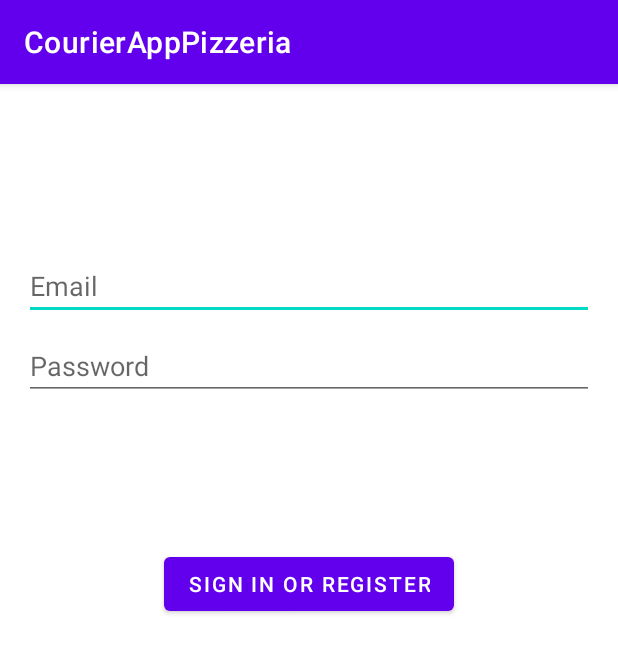
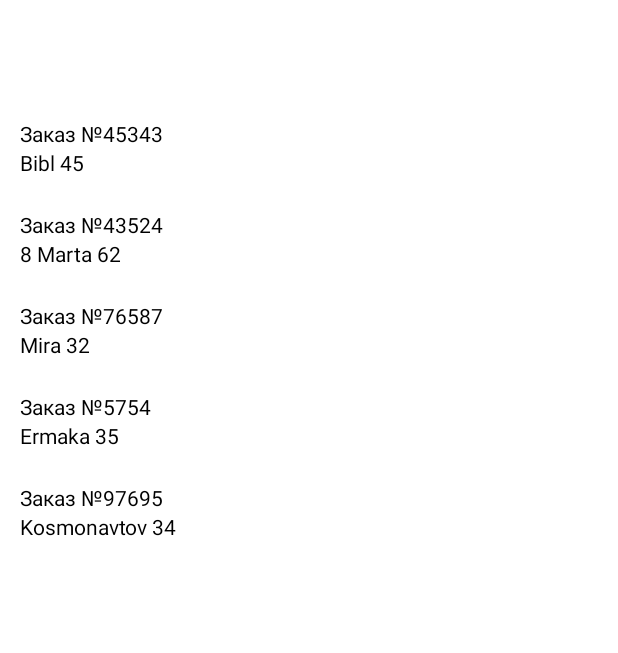
Before and after one commit to PeryCreep/CourierAppPizzeria, an Android app: the screen it shows after launch (LoginActivity before the commit, OrderActivity after it), on a phone screen of 412 x 824 dp. Shown: the top 653 px of the screen. Run offline under Robolectric (Android 15) with nearby library versions, the phone set to English and light mode, and no system bars.

Commit message:
Добавление списка заказов

```diff
--- a/app/src/main/AndroidManifest.xml
+++ b/app/src/main/AndroidManifest.xml
@@ -12,7 +12,7 @@
         android:supportsRtl="true"
         android:theme="@style/Theme.CourierAppPizzeria">
         <activity
-            android:name=".ui.login.LoginActivity"
+            android:name=".ui.orders.OrderActivity"
             android:exported="true"
             android:label="@string/app_name">
             <intent-filter>
--- a/app/src/main/java/com/perycreep/courierapppizzeria/ui/login/LoginActivity.java
+++ b/app/src/main/java/com/perycreep/courierapppizzeria/ui/login/LoginActivity.java
@@ -1,6 +1,7 @@
 package com.perycreep.courierapppizzeria.ui.login;
 
 import android.os.Bundle;
+import android.view.Window;
 import android.widget.Button;
 
 import androidx.appcompat.app.AppCompatActivity;
@@ -16,6 +17,7 @@ public class LoginActivity extends AppCompatActivity {
     @Override
     public void onCreate(Bundle savedInstanceState) {
         super.onCreate(savedInstanceState);
+        supportRequestWindowFeature(Window.FEATURE_NO_TITLE);
 
         binding = ActivityLoginBinding.inflate(getLayoutInflater());
         setContentView(binding.getRoot());
--- /dev/null
+++ b/app/src/main/java/com/perycreep/courierapppizzeria/ui/orders/OrderActivity.java
@@ -0,0 +1,40 @@
+package com.perycreep.courierapppizzeria.ui.orders;
+
+import android.os.Bundle;
+import android.view.Window;
+
+import androidx.annotation.Nullable;
+import androidx.appcompat.app.AppCompatActivity;
+import androidx.recyclerview.widget.LinearLayoutManager;
+import androidx.recyclerview.widget.RecyclerView;
+
+import com.perycreep.courierapppizzeria.R;
+import com.perycreep.courierapppizzeria.databinding.ActivityLoginBinding;
+import com.perycreep.courierapppizzeria.databinding.ActivityOrderBinding;
+
+import java.util.ArrayList;
+import java.util.List;
+
+public class OrderActivity extends AppCompatActivity {
+    private ActivityOrderBinding binding;
+
+    @Override
+    protected void onCreate(@Nullable Bundle savedInstanceState) {
+        super.onCreate(savedInstanceState);
+        supportRequestWindowFeature(Window.FEATURE_NO_TITLE);
+        binding = ActivityOrderBinding.inflate(getLayoutInflater());
+        setContentView(binding.getRoot());
+
+        List<OrderItem> items = new ArrayList<>();
+        items.add(new OrderItem(45343, "Bibl 45"));
+        items.add(new OrderItem(43524, "8 Marta 62"));
+        items.add(new OrderItem(76587, "Mira 32"));
+        items.add(new OrderItem(5754, "Ermaka 35"));
+        items.add(new OrderItem(97695, "Kosmonavtov 34"));
+
+
+        RecyclerView recyclerView = findViewById(R.id.recyclerview);
+        recyclerView.setLayoutManager(new LinearLayoutManager(this));
+        recyclerView.setAdapter(new OrderAdapter(getApplicationContext(),items));
+    }
+}
--- /dev/null
+++ b/app/src/main/java/com/perycreep/courierapppizzeria/ui/orders/OrderAdapter.java
@@ -0,0 +1,42 @@
+package com.perycreep.courierapppizzeria.ui.orders;
+
+import android.content.ClipData;
+import android.content.Context;
+import android.view.LayoutInflater;
+import android.view.ViewGroup;
+
+import androidx.annotation.NonNull;
+import androidx.recyclerview.widget.RecyclerView;
+
+import com.perycreep.courierapppizzeria.R;
+
+import java.util.List;
+
+public class OrderAdapter extends RecyclerView.Adapter<OrderViewHolder> {
+
+    Context context;
+    List<OrderItem> items;
+
+    public OrderAdapter(Context context, List<OrderItem> items) {
+        this.context = context;
+        this.items = items;
+    }
+
+    @NonNull
+    @Override
+    public OrderViewHolder onCreateViewHolder(@NonNull ViewGroup parent, int viewType) {
+        return new OrderViewHolder(LayoutInflater.from(context).inflate(R.layout.item_view,parent,false));
+    }
+
+    @Override
+    public void onBindViewHolder(@NonNull OrderViewHolder holder, int position) {
+        holder.numOrder.setText("Заказ №" + items.get(position).getNumder());
+        holder.addressOrder.setText(items.get(position).getAddress());
+
+    }
+
+    @Override
+    public int getItemCount() {
+        return items.size();
+    }
+}
--- /dev/null
+++ b/app/src/main/java/com/perycreep/courierapppizzeria/ui/orders/OrderItem.java
@@ -0,0 +1,27 @@
+package com.perycreep.courierapppizzeria.ui.orders;
+
+public class OrderItem {
+    int numder;
+    String address;
+
+    public OrderItem(int numder, String address) {
+        this.numder = numder;
+        this.address = address;
+    }
+
+    public int getNumder() {
+        return numder;
+    }
+
+    public void setNumder(int numder) {
+        this.numder = numder;
+    }
+
+    public String getAddress() {
+        return address;
+    }
+
+    public void setAddress(String address) {
+        this.address = address;
+    }
+}
--- /dev/null
+++ b/app/src/main/java/com/perycreep/courierapppizzeria/ui/orders/OrderViewHolder.java
@@ -0,0 +1,21 @@
+package com.perycreep.courierapppizzeria.ui.orders;
+
+import android.view.View;
+import android.widget.TextView;
+
+import androidx.annotation.NonNull;
+import androidx.recyclerview.widget.RecyclerView;
+
+import com.perycreep.courierapppizzeria.R;
+
+public class OrderViewHolder extends RecyclerView.ViewHolder {
+
+    TextView numOrder, addressOrder;
+
+    public OrderViewHolder(@NonNull View itemView) {
+        super(itemView);
+        numOrder = itemView.findViewById(R.id.numOrder);
+        addressOrder = itemView.findViewById(R.id.addressOrder);
+
+    }
+}
--- /dev/null
+++ b/app/src/main/res/layout/activity_order.xml
@@ -0,0 +1,21 @@
+<?xml version="1.0" encoding="utf-8"?>
+<androidx.constraintlayout.widget.ConstraintLayout xmlns:android="http://schemas.android.com/apk/res/android"
+    xmlns:app="http://schemas.android.com/apk/res-auto"
+    xmlns:tools="http://schemas.android.com/tools"
+    android:layout_width="match_parent"
+    android:layout_height="match_parent">
+
+    <androidx.recyclerview.widget.RecyclerView
+        android:layout_width="386dp"
+        android:layout_height="654dp"
+        android:layout_marginStart="16dp"
+        android:layout_marginTop="32dp"
+        android:layout_marginEnd="16dp"
+        android:layout_marginBottom="64dp"
+        app:layout_constraintBottom_toBottomOf="parent"
+        app:layout_constraintEnd_toEndOf="parent"
+        app:layout_constraintStart_toStartOf="parent"
+        app:layout_constraintTop_toTopOf="parent"
+        android:id="@+id/recyclerview"/>
+
+</androidx.constraintlayout.widget.ConstraintLayout>
--- /dev/null
+++ b/app/src/main/res/layout/item_view.xml
@@ -0,0 +1,29 @@
+<?xml version="1.0" encoding="utf-8"?>
+<RelativeLayout xmlns:android="http://schemas.android.com/apk/res/android"
+    android:layout_width="match_parent"
+    android:layout_height="wrap_content"
+    android:layout_marginTop="10dp">
+
+    <TextView
+        android:id="@+id/numOrder"
+        android:layout_width="match_parent"
+        android:layout_height="wrap_content"
+        android:text="Order №3435"
+        android:textColor="@color/black" />
+
+    <TextView
+        android:layout_width="match_parent"
+        android:layout_height="wrap_content"
+        android:textColor="@color/black"
+        android:id="@+id/addressOrder"
+        android:text="8 Marta 62"
+        android:layout_below="@+id/numOrder"/>
+    <LinearLayout
+        android:layout_width="match_parent"
+        android:layout_height="2dp"
+        android:layout_marginTop="10dp"
+        android:layout_below="@id/addressOrder"/>
+
+
+
+</RelativeLayout>
```
